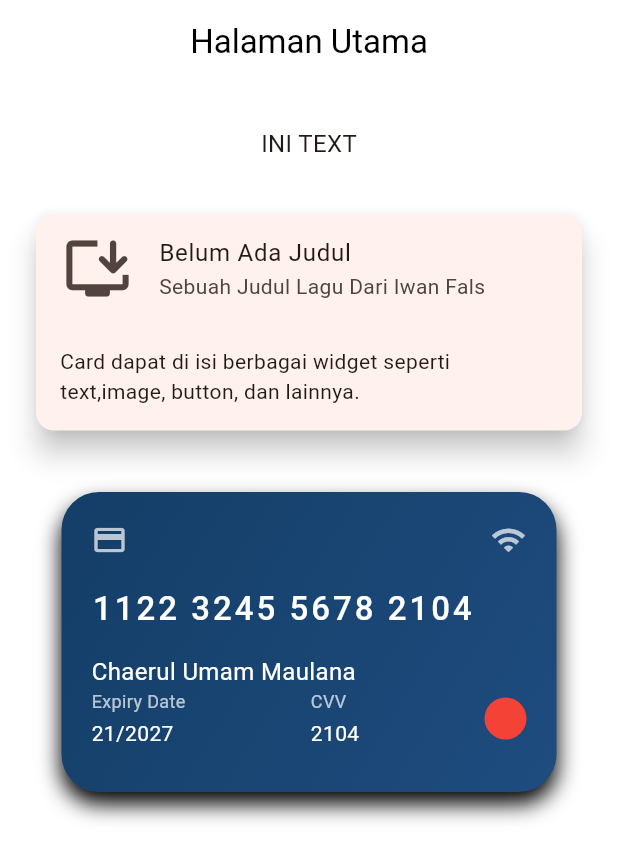
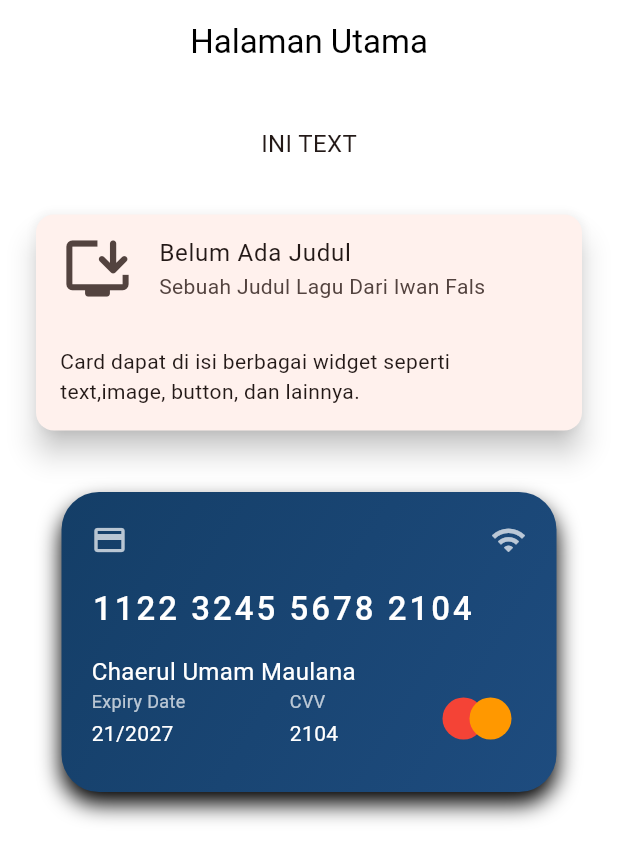
Before and after one commit to ChaerulUmamMaulana/tugas_week_8, a Flutter app: the screen it shows after launch, on a phone screen of 412 x 824 dp. Shown: the top 861 px of the screen. Run offline on Flutter 3.47's test engine with Material 3 defaults, Android fonts, the phone set to English and light mode, and no system bars.

Commit message:
membuat row dengan container untuk membuat gambar bulat kuning

```diff
--- a/lib/pages/page_card_01.dart
+++ b/lib/pages/page_card_01.dart
@@ -144,6 +144,17 @@ class PageCard01 extends StatelessWidget {
                                   shape: BoxShape.circle,
                                 ),
                               ),
+                        Transform.translate(
+                                offset: const Offset(-10, 0),
+                                child: Container(
+                                  width: 28,
+                                  height: 28,
+                                  decoration: const BoxDecoration(
+                                    color: Colors.orange,
+                                    shape: BoxShape.circle,
+                                  ),
+                                ),
+                              ),
 
                     ],
                 ),
```
